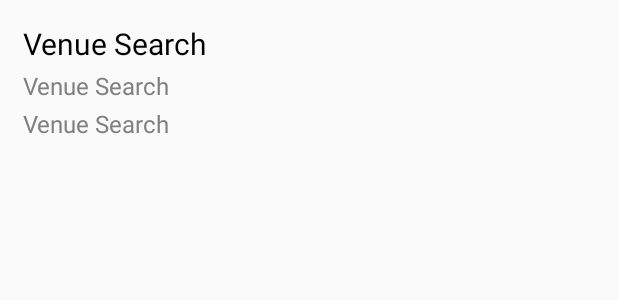
After one commit to kellertr/home-away-coding-challenge, an Android app: the layout venue_row.xml on its own in the app's theme, with its tools: preview values and no code run, on a phone screen of 412 x 824 dp. The commit adds this screen. Shown: the top 300 px of the screen. Run offline under Robolectric (Android 15) with nearby library versions, the phone set to English and light mode, and no system bars.

Commit message:
Initial commit of recycler view for venu list

```diff
--- a/app/src/main/AndroidManifest.xml
+++ b/app/src/main/AndroidManifest.xml
@@ -1,6 +1,5 @@
 <?xml version="1.0" encoding="utf-8"?>
 <manifest xmlns:android="http://schemas.android.com/apk/res/android"
-    xmlns:tools="http://schemas.android.com/tools"
     package="homeway.com.challenge">
 
     <uses-permission android:name="android.permission.INTERNET" />
@@ -12,7 +11,6 @@
         android:label="@string/app_name"
         android:roundIcon="@mipmap/ic_launcher_round"
         android:supportsRtl="true"
-        android:networkSecurityConfig="@xml/network_security_config"
         android:theme="@style/AppTheme">
         <activity
             android:name=".MainActivity"
--- /dev/null
+++ b/app/src/main/res/layout/venue_row.xml
@@ -0,0 +1,40 @@
+<?xml version="1.0" encoding="utf-8"?>
+<androidx.constraintlayout.widget.ConstraintLayout
+    xmlns:android="http://schemas.android.com/apk/res/android" android:layout_width="match_parent"
+    xmlns:app="http://schemas.android.com/apk/res-auto"
+    xmlns:tools="http://schemas.android.com/tools"
+    android:padding="@dimen/venue_row_padding"
+    android:layout_height="wrap_content">
+
+    <TextView
+        android:id="@+id/venueName"
+        android:layout_width="wrap_content"
+        android:layout_height="wrap_content"
+        app:layout_constraintStart_toStartOf="parent"
+        android:textColor="@color/black"
+        android:textSize="@dimen/heading_text_size"
+        tools:text="@string/search_hint"/>
+
+    <TextView
+        android:id="@+id/venueCategory"
+        android:layout_width="wrap_content"
+        android:layout_height="wrap_content"
+        android:layout_marginTop="@dimen/text_spacing_margin"
+        app:layout_constraintTop_toBottomOf="@id/venueName"
+        android:textColor="@color/gray"
+        android:textSize="@dimen/sub_heading_text_size"
+        tools:text="@string/search_hint"/>
+
+    <TextView
+        android:id="@+id/venueDistance"
+        android:layout_width="wrap_content"
+        android:layout_height="wrap_content"
+        android:layout_marginTop="@dimen/text_spacing_margin"
+        app:layout_constraintTop_toBottomOf="@id/venueCategory"
+        android:textColor="@color/gray"
+        android:textSize="@dimen/sub_heading_text_size"
+        tools:text="@string/search_hint"/>
+
+
+
+</androidx.constraintlayout.widget.ConstraintLayout>
--- a/app/src/main/res/values/colors.xml
+++ b/app/src/main/res/values/colors.xml
@@ -3,4 +3,7 @@
     <color name="colorPrimary">#008577</color>
     <color name="colorPrimaryDark">#00574B</color>
     <color name="colorAccent">#D81B60</color>
+
+    <color name="black">#000000</color>
+    <color name="gray">#808080</color>
 </resources>
--- a/app/src/main/res/values/dimens.xml
+++ b/app/src/main/res/values/dimens.xml
@@ -1,3 +1,12 @@
 <resources>
+    <!-- Margins -->
     <dimen name="fab_margin">16dp</dimen>
+    <dimen name="text_spacing_margin">3dp</dimen>
+
+    <!-- Padding -->
+    <dimen name="venue_row_padding">15dp</dimen>
+
+    <!--Text Sizes -->
+    <dimen name="heading_text_size">20sp</dimen>
+    <dimen name="sub_heading_text_size">16sp</dimen>
 </resources>
--- a/app/src/main/res/values/strings.xml
+++ b/app/src/main/res/values/strings.xml
@@ -3,4 +3,5 @@
     <string name="action_settings">Settings</string>
 
     <string name="search_hint">Venue Search</string>
+    <string name="distance_to_seattle">%d meters from Center Seattle</string>
 </resources>
```
Also changed, not shown: app/src/main/java/homeway/com/challenge/VenueSearchFragment.kt (+23 -4 lines), app/src/main/java/homeway/com/challenge/view/VenueAdapter.kt (added, +18 -0 lines), app/src/main/java/homeway/com/challenge/view/VenueViewHolder.kt (added, +20 -0 lines), app/src/main/res/layout/fragment_main.xml (+8 -4 lines), network/src/main/java/homeway/com/network/FourSquareAPI.kt (+32 -0 lines), viewmodel/src/main/java/homeway/com/viewmodel/VenueListViewModel.kt (+6 -10 lines).
